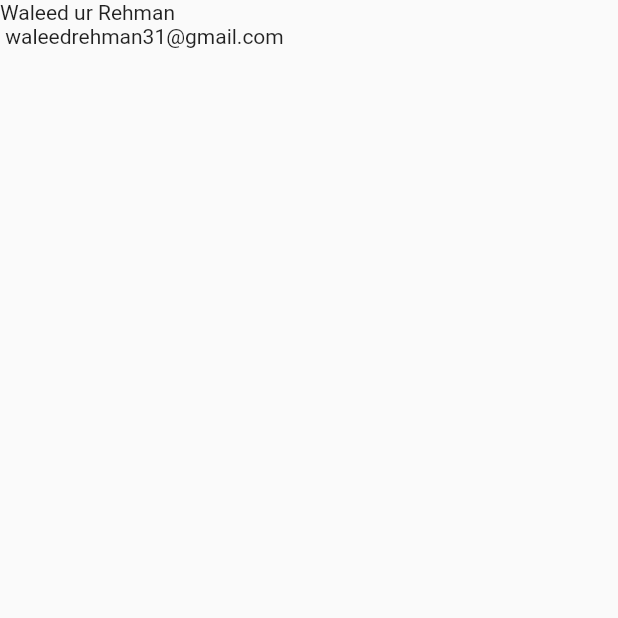
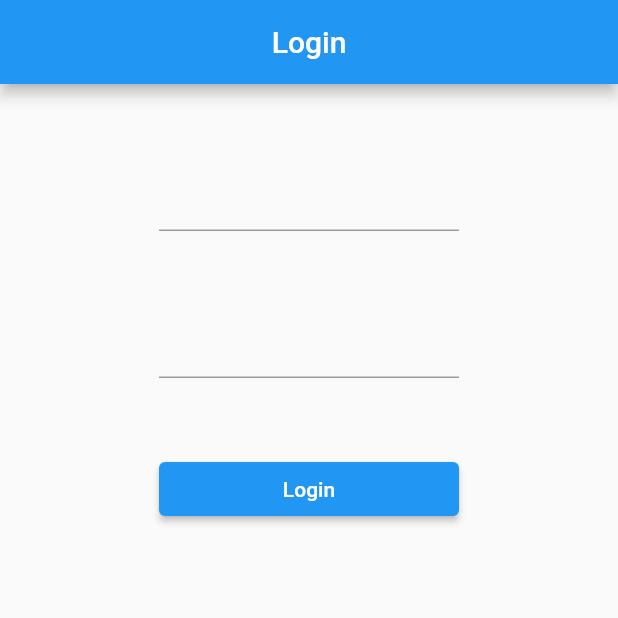
Before and after one commit to waleedrehman31/learning-flutter, a Flutter app: the screen it shows after launch, on a phone screen of 412 x 824 dp, the top half of it. Run offline on Flutter 3.47's test engine with Material 2 defaults, Android fonts, the phone set to English and light mode, and no system bars.

Commit message:
Second lesson Code

```diff
--- a/lib/main.dart
+++ b/lib/main.dart
@@ -1,3 +1,4 @@
+import 'package:flutter/cupertino.dart';
 import 'package:flutter/material.dart';
 
 void main() {
@@ -9,8 +10,43 @@ class MyApp extends StatelessWidget {
   @override
   Widget build(BuildContext context) {
     return MaterialApp(
+      debugShowCheckedModeBanner: false,
       home: Scaffold(
-        body: Text('Waleed ur Rehman \n waleedrehman31@gmail.com'),
+        appBar: AppBar(
+          title: Center(
+            child: Text("Login"),
+          ),
+        ),
+        body: Center(
+          child: Column(
+            children: [
+              SizedBox(
+                height: 50,
+              ),
+              Container(
+                width: 200,
+                child: TextField(),
+              ),
+              SizedBox(
+                height: 50,
+              ),
+              Container(
+                width: 200,
+                child: TextField(),
+              ),
+              SizedBox(
+                height: 50,
+              ),
+              Container(
+                width: 200,
+                child: ElevatedButton(
+                  onPressed: () {},
+                  child: Text("Login"),
+                ),
+              ),
+            ],
+          ),
+        ),
       ),
     );
   }
```
Also changed, not shown: 2 other files.
